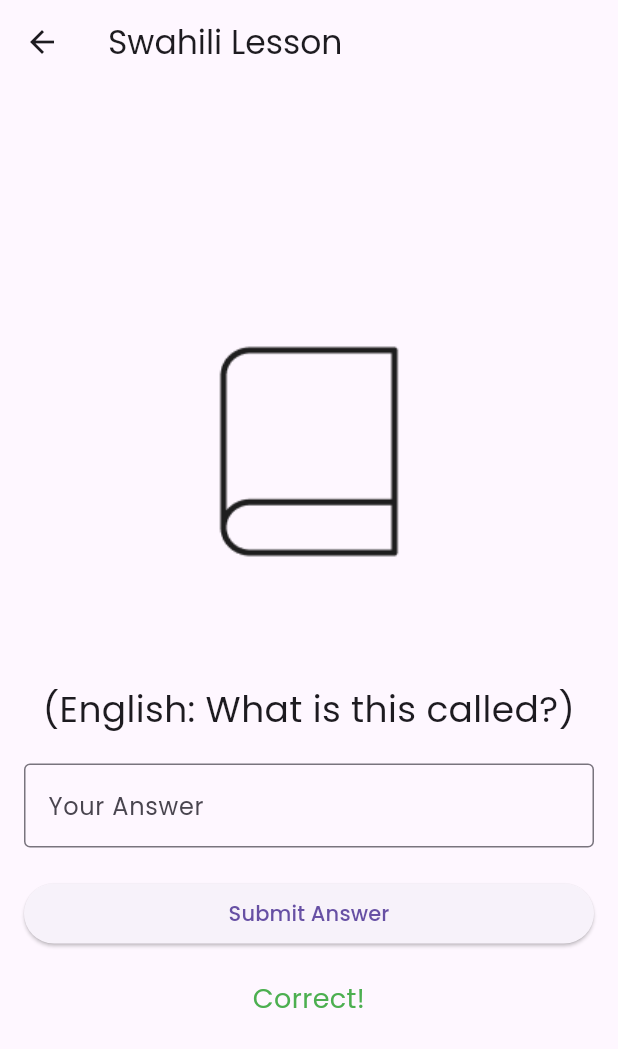
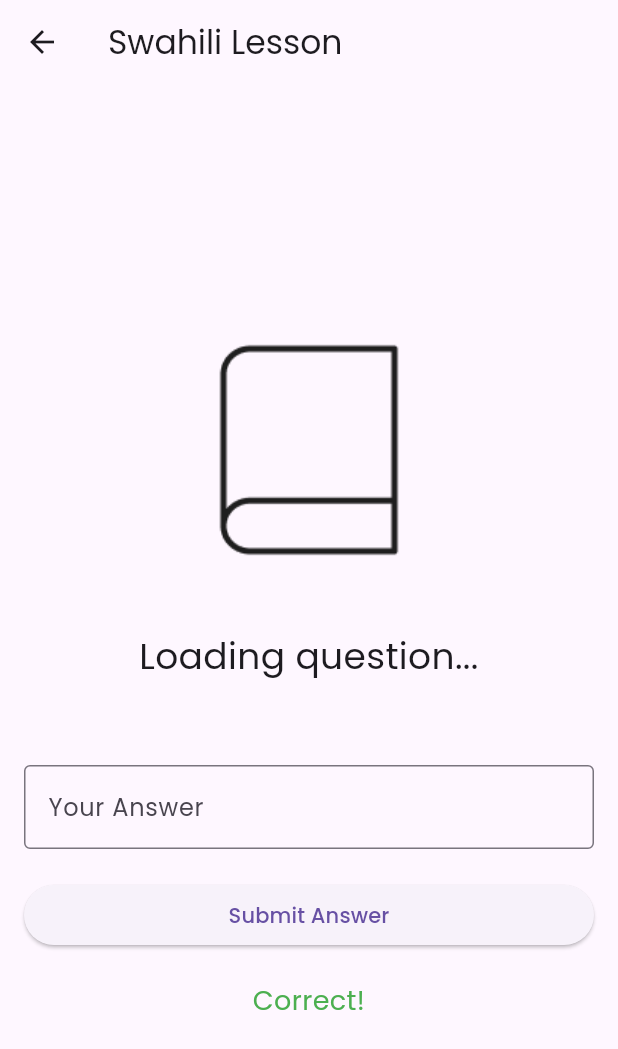
Before and after one commit to jsumbo/Kulu, a Flutter app: the SwahiliScreen screen opened directly, after a tap on "Submit Answer", on a phone screen of 412 x 824 dp. Shown: the top 1049 px of the screen. Run offline on Flutter 3.47's test engine with Material 3 defaults, Android fonts, the phone set to English and light mode, and no system bars; our stand-ins replace cloud_firestore, firebase_core, google_fonts; accounts and stored records are empty.

Commit message:
swahili done and commented

```diff
--- a/lib/screens/swahili.dart
+++ b/lib/screens/swahili.dart
@@ -1,6 +1,7 @@
 import 'package:flutter/material.dart';
 import 'package:cloud_firestore/cloud_firestore.dart';
 
+// This is the main widget for the Swahili lesson screen.
 class SwahiliScreen extends StatefulWidget {
   const SwahiliScreen({super.key});
 
@@ -8,33 +9,62 @@ class SwahiliScreen extends StatefulWidget {
   SwahiliScreenState createState() => SwahiliScreenState();
 }
 
+// This is the state class for the Swahili lesson screen.
 class SwahiliScreenState extends State<SwahiliScreen> {
+  // Controller for the text field where the user enters their answer.
   final TextEditingController _controller = TextEditingController();
+
+  // Variables to hold the feedback message, correct answer, and questions.
   String feedback = '';
   String correctAnswer = '';
-  String question = '';
+  String questionSwahili = '';
+  String questionEnglish = '';
 
+  // This method is called when the widget is first created.
   @override
   void initState() {
     super.initState();
+    // Fetch the lesson data from Firestore when the widget is initialized.
     fetchLesson();
   }
 
+  // Method to fetch the lesson data from Firestore.
   void fetchLesson() async {
+    try {
+      // Get the document from the 'lessons' collection with ID 'lesson1'.
       DocumentSnapshot snapshot = await FirebaseFirestore.instance
           .collection('lessons')
           .doc('lesson1')
           .get();
+
+      // Check if the document exists.
+      if (snapshot.exists) {
+        // Update the state with the fetched data.
         setState(() {
-      question = snapshot['question'];
+          questionSwahili = snapshot['questionSwahili'];
+          questionEnglish = snapshot['questionEnglish'];
           correctAnswer = snapshot['correctAnswer'];
         });
+        // Print the fetched data to the console for debugging.
+        print('Question Swahili: $questionSwahili');
+        print('Question English: $questionEnglish');
+        print('Correct Answer: $correctAnswer');
+      } else {
+        // Print a message if the document does not exist.
+        print('Document does not exist');
+      }
+    } catch (e) {
+      // Print any errors that occur during the fetch.
+      print('Error fetching lesson: $e');
+    }
   }
 
+  // Method to check if the user's answer is correct.
   void checkAnswer() {
     setState(() {
+      // Compare the user's answer with the correct answer (case-insensitive and trimmed).
       if (_controller.text.trim().toLowerCase() ==
-          correctAnswer.toLowerCase()) {
+          correctAnswer.trim().toLowerCase()) {
         feedback = 'Correct!';
       } else {
         feedback = 'Incorrect, try again.';
@@ -42,6 +72,7 @@ class SwahiliScreenState extends State<SwahiliScreen> {
     });
   }
 
+  // This method builds the UI for the Swahili lesson screen.
   @override
   Widget build(BuildContext context) {
     return Scaffold(
@@ -54,23 +85,31 @@ class SwahiliScreenState extends State<SwahiliScreen> {
           mainAxisAlignment: MainAxisAlignment.center,
           crossAxisAlignment: CrossAxisAlignment.stretch,
           children: [
+            // Display the image for the lesson.
             Image.asset(
               'assets/book.png',
               height: 200,
               width: 200,
             ),
             const SizedBox(height: 20),
+            // Display the Swahili question.
             Text(
-              question,
+              questionSwahili.isNotEmpty ? questionSwahili : 'Loading question...',
               style: TextStyle(fontSize: 24),
               textAlign: TextAlign.center,
             ),
-            const Text(
-              '(English: What is this called?)',
-              style: TextStyle(fontSize: 24),
+            const SizedBox(height: 10),
+            // Display the English translation of the question in a smaller, italic font.
+            Text(
+              questionEnglish.isNotEmpty ? questionEnglish : '',
+              style: TextStyle(
+                fontSize: 18,
+                fontStyle: FontStyle.italic,
+              ),
               textAlign: TextAlign.center,
             ),
             const SizedBox(height: 20),
+            // Text field for the user to enter their answer.
             TextField(
               controller: _controller,
               decoration: const InputDecoration(
@@ -79,11 +118,13 @@ class SwahiliScreenState extends State<SwahiliScreen> {
               ),
             ),
             const SizedBox(height: 20),
+            // Button to submit the answer.
             ElevatedButton(
               onPressed: checkAnswer,
               child: const Text('Submit Answer'),
             ),
             const SizedBox(height: 20),
+            // Display feedback based on the user's answer.
             Text(
               feedback,
               style: TextStyle(
```
Lines whose indentation alone changed are shown as unchanged.
